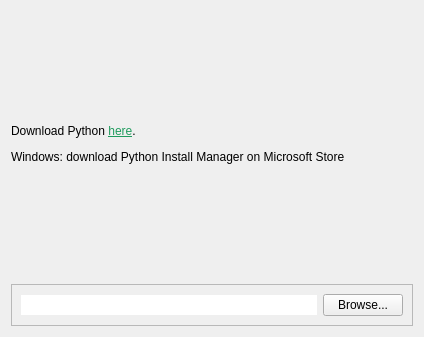
gbeck139/octopus, file gui/widgets/setupWizard/pages/pythonpage/pythonpage.ui: the form before one commit.
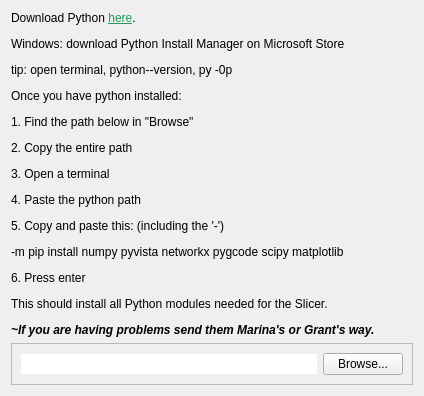
The form after the commit.

Commit message: [SLICER] Make main.py a Class/Callable from GUI

What changed in the file:
```diff
--- a/gui/widgets/setupWizard/pages/pythonpage/pythonpage.ui
+++ b/gui/widgets/setupWizard/pages/pythonpage/pythonpage.ui
@@ -17,7 +17,7 @@
    <item>
     <widget class="QLabel" name="label">
      <property name="text">
-      <string>&lt;html&gt;&lt;head/&gt;&lt;body&gt;&lt;p&gt;Download Python &lt;a href=&quot;https://www.python.org/downloads/&quot;&gt;&lt;span style=&quot; text-decoration: underline; color:#1f9b5d;&quot;&gt;here&lt;/span&gt;&lt;/a&gt;.&lt;/p&gt;&lt;p&gt;Windows: download Python Install Manager on Microsoft Store&lt;/p&gt;&lt;/body&gt;&lt;/html&gt;</string>
+      <string>&lt;html&gt;&lt;head/&gt;&lt;body&gt;&lt;p&gt;Download Python &lt;a href=&quot;https://www.python.org/downloads/&quot;&gt;&lt;span style=&quot; text-decoration: underline; color:#1f9b5d;&quot;&gt;here&lt;/span&gt;&lt;/a&gt;.&lt;/p&gt;&lt;p&gt;Windows: download Python Install Manager on Microsoft Store&lt;/p&gt;&lt;p&gt;tip: open terminal, python--version, py -0p&lt;/p&gt;&lt;p&gt;Once you have python installed:&lt;/p&gt;&lt;p&gt;1. Find the path below in &amp;quot;Browse&amp;quot;&lt;/p&gt;&lt;p&gt;2. Copy the entire path&lt;/p&gt;&lt;p&gt;3. Open a terminal&lt;/p&gt;&lt;p&gt;4. Paste the python path&lt;/p&gt;&lt;p&gt;5. Copy and paste this: (including the '-')&lt;/p&gt;&lt;p&gt;	-m pip install numpy pyvista networkx pygcode scipy matplotlib&lt;/p&gt;&lt;p&gt;6. Press enter&lt;/p&gt;&lt;p&gt;This should install all Python modules needed for the Slicer.&lt;/p&gt;&lt;p&gt;&lt;span style=&quot; font-weight:700; font-style:italic;&quot;&gt;~If you are having problems send them Marina's or Grant's way.&lt;/span&gt;&lt;/p&gt;&lt;/body&gt;&lt;/html&gt;</string>
      </property>
     </widget>
    </item>
```
The commit also changes 4 other files.
